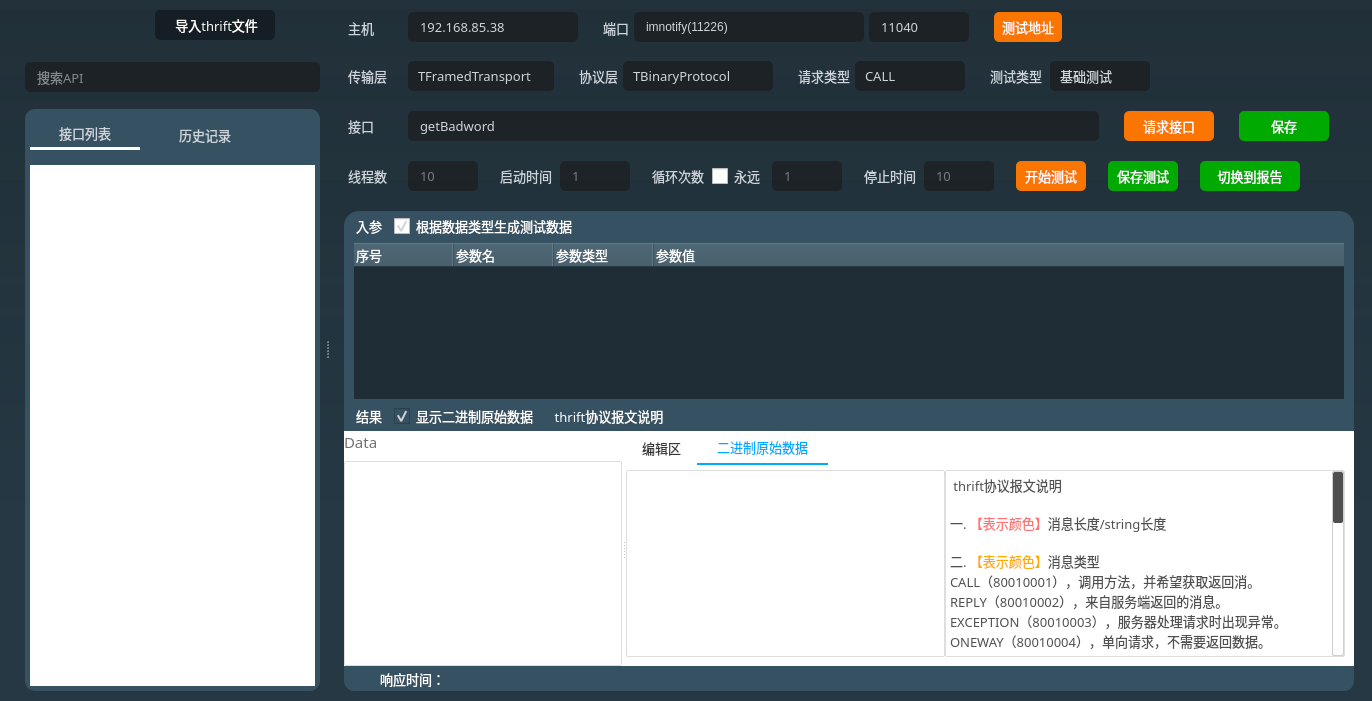
This is source/thriftwidget.ui in HuaGouFdog/Fdog-Kit as Qt 5 draws it before an edit. The edited form follows.
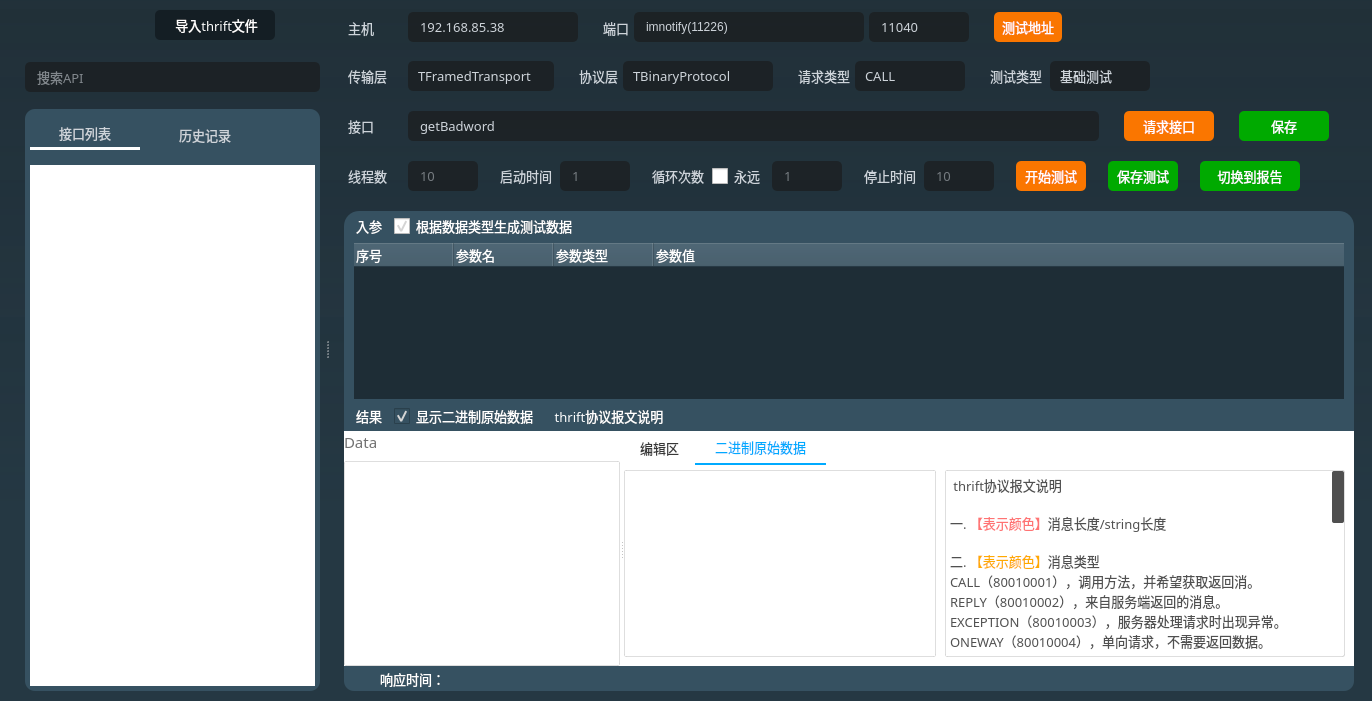
This is the edited form. The open tabs and pages were chosen to show the change. Icons and pictures are not drawn.

The edit to the form file:
```diff
--- a/source/thriftwidget.ui
+++ b/source/thriftwidget.ui
@@ -101,6 +101,11 @@
    </property>
    <item>
     <widget class="QSplitter" name="splitter_3">
+     <property name="font">
+      <font>
+       <stylestrategy>PreferAntialias</stylestrategy>
+      </font>
+     </property>
      <property name="orientation">
       <enum>Qt::Horizontal</enum>
      </property>
@@ -603,6 +608,11 @@
       </layout>
      </widget>
      <widget class="QWidget" name="widget_right" native="true">
+      <property name="font">
+       <font>
+        <stylestrategy>PreferAntialias</stylestrategy>
+       </font>
+      </property>
       <property name="styleSheet">
        <string notr="true">
 QComboBox{
@@ -2512,6 +2522,11 @@
            <height>315</height>
           </size>
          </property>
+         <property name="font">
+          <font>
+           <stylestrategy>PreferAntialias</stylestrategy>
+          </font>
+         </property>
          <property name="currentIndex">
           <number>0</number>
          </property>
@@ -2534,6 +2549,11 @@
            </property>
            <item>
             <widget class="QSplitter" name="splitter_2">
+             <property name="font">
+              <font>
+               <stylestrategy>PreferAntialias</stylestrategy>
+              </font>
+             </property>
              <property name="orientation">
               <enum>Qt::Vertical</enum>
              </property>
@@ -3037,6 +3057,11 @@
               </layout>
              </widget>
              <widget class="QWidget" name="widget_outparam" native="true">
+              <property name="font">
+               <font>
+                <stylestrategy>PreferAntialias</stylestrategy>
+               </font>
+              </property>
               <property name="styleSheet">
                <string notr="true">color: rgb(113, 113, 113);</string>
               </property>
@@ -3066,11 +3091,17 @@
                  </property>
                  <property name="font">
                   <font>
-                   <stylestrategy>PreferDefault</stylestrategy>
+                   <stylestrategy>PreferAntialias</stylestrategy>
                   </font>
                  </property>
                  <property name="styleSheet">
-                  <string notr="true">QScrollBar:vertical{
+                  <string notr="true">QTextEdit{
+border: 1px solid rgba(199, 199, 199, 150);
+border-radius: 2px;
+font: 63 11pt &quot;Cascadia Code SemiBold&quot;;
+}
+
+QScrollBar:vertical{
     width: 12px;
 	background-color: rgba(0, 41, 69, 0);
     margin: 0px,0px,0px,0px;
@@ -3313,6 +3344,11 @@
                       <height>200</height>
                      </size>
                     </property>
+                    <property name="font">
+                     <font>
+                      <stylestrategy>PreferAntialias</stylestrategy>
+                     </font>
+                    </property>
                     <property name="styleSheet">
                      <string notr="true">#stackedWidget{
 background-color: rgb(255, 255, 255);
@@ -3341,10 +3377,20 @@
                       </property>
                       <item>
                        <widget class="QSplitter" name="splitter_4">
+                        <property name="font">
+                         <font>
+                          <stylestrategy>PreferAntialias</stylestrategy>
+                         </font>
+                        </property>
                         <property name="orientation">
                          <enum>Qt::Horizontal</enum>
                         </property>
                         <widget class="QWidget" name="widget_2" native="true">
+                         <property name="font">
+                          <font>
+                           <stylestrategy>PreferAntialias</stylestrategy>
+                          </font>
+                         </property>
                          <layout class="QVBoxLayout" name="verticalLayout_4">
                           <property name="spacing">
                            <number>8</number>
@@ -3355,6 +3401,7 @@
                              <font>
                               <family>OPPOSans B</family>
                               <pointsize>11</pointsize>
+                              <stylestrategy>PreferAntialias</stylestrategy>
                              </font>
                             </property>
                             <property name="text">
@@ -3368,12 +3415,14 @@
                              <font>
                               <family>Cascadia Code SemiBold</family>
                               <pointsize>11</pointsize>
+                              <weight>7</weight>
+                              <italic>false</italic>
+                              <bold>false</bold>
                               <stylestrategy>PreferAntialias</stylestrategy>
                              </font>
                             </property>
                             <property name="styleSheet">
-                             <string notr="true">border: 1px solid rgba(199, 199, 199, 150);
-border-radius: 2px;</string>
+                             <string notr="true"/>
                             </property>
                             <property name="frameShape">
                              <enum>QFrame::Box</enum>
@@ -3385,8 +3434,8 @@
                              <string>&lt;!DOCTYPE HTML PUBLIC &quot;-//W3C//DTD HTML 4.0//EN&quot; &quot;http://www.w3.org/TR/REC-html40/strict.dtd&quot;&gt;
 &lt;html&gt;&lt;head&gt;&lt;meta name=&quot;qrichtext&quot; content=&quot;1&quot; /&gt;&lt;style type=&quot;text/css&quot;&gt;
 p, li { white-space: pre-wrap; }
-&lt;/style&gt;&lt;/head&gt;&lt;body style=&quot; font-family:'Cascadia Code SemiBold'; font-size:11pt; font-weight:400; font-style:normal;&quot;&gt;
-&lt;p style=&quot;-qt-paragraph-type:empty; margin-top:0px; margin-bottom:0px; margin-left:0px; margin-right:0px; -qt-block-indent:0; text-indent:0px;&quot;&gt;&lt;br /&gt;&lt;/p&gt;&lt;/body&gt;&lt;/html&gt;</string>
+&lt;/style&gt;&lt;/head&gt;&lt;body style=&quot; font-family:'Cascadia Code SemiBold'; font-size:11pt; font-weight:56; font-style:normal;&quot;&gt;
+&lt;p style=&quot;-qt-paragraph-type:empty; margin-top:0px; margin-bottom:0px; margin-left:0px; margin-right:0px; -qt-block-indent:0; text-indent:0px; font-weight:400;&quot;&gt;&lt;br /&gt;&lt;/p&gt;&lt;/body&gt;&lt;/html&gt;</string>
                             </property>
                            </widget>
                           </item>
@@ -3400,6 +3449,7 @@
                            <weight>50</weight>
                            <bold>false</bold>
                            <underline>false</underline>
+                           <stylestrategy>PreferAntialias</stylestrategy>
                           </font>
                          </property>
                          <property name="styleSheet">
@@ -3539,7 +3589,7 @@
                           </attribute>
                           <layout class="QHBoxLayout" name="horizontalLayout_12">
                            <property name="spacing">
-                            <number>0</number>
+                            <number>9</number>
                            </property>
                            <property name="leftMargin">
                             <number>0</number>
@@ -3558,19 +3608,18 @@
                              <property name="font">
                               <font>
                                <family>Cascadia Code SemiBold</family>
-                               <pointsize>10</pointsize>
+                               <pointsize>11</pointsize>
                                <weight>7</weight>
                                <italic>false</italic>
                                <bold>false</bold>
+                               <stylestrategy>PreferAntialias</stylestrategy>
                               </font>
                              </property>
                              <property name="cursor" stdset="0">
                               <cursorShape>ArrowCursor</cursorShape>
                              </property>
                              <property name="styleSheet">
-                              <string notr="true">border: 1px solid rgba(199, 199, 199, 150);
-border-radius: 2px;
-font: 63 10pt &quot;Cascadia Code SemiBold&quot;;</string>
+                              <string notr="true"/>
                              </property>
                              <property name="frameShape">
                               <enum>QFrame::Box</enum>
@@ -3582,8 +3631,8 @@
                               <string>&lt;!DOCTYPE HTML PUBLIC &quot;-//W3C//DTD HTML 4.0//EN&quot; &quot;http://www.w3.org/TR/REC-html40/strict.dtd&quot;&gt;
 &lt;html&gt;&lt;head&gt;&lt;meta name=&quot;qrichtext&quot; content=&quot;1&quot; /&gt;&lt;style type=&quot;text/css&quot;&gt;
 p, li { white-space: pre-wrap; }
-&lt;/style&gt;&lt;/head&gt;&lt;body style=&quot; font-family:'Cascadia Code SemiBold'; font-size:10pt; font-weight:56; font-style:normal;&quot;&gt;
-&lt;p style=&quot;-qt-paragraph-type:empty; margin-top:0px; margin-bottom:0px; margin-left:0px; margin-right:0px; -qt-block-indent:0; text-indent:0px; font-weight:24;&quot;&gt;&lt;br /&gt;&lt;/p&gt;&lt;/body&gt;&lt;/html&gt;</string>
+&lt;/style&gt;&lt;/head&gt;&lt;body style=&quot; font-family:'Cascadia Code SemiBold'; font-size:11pt; font-weight:56; font-style:normal;&quot;&gt;
+&lt;p style=&quot;-qt-paragraph-type:empty; margin-top:0px; margin-bottom:0px; margin-left:0px; margin-right:0px; -qt-block-indent:0; text-indent:0px; font-size:10pt; font-weight:24;&quot;&gt;&lt;br /&gt;&lt;/p&gt;&lt;/body&gt;&lt;/html&gt;</string>
                              </property>
                             </widget>
                            </item>
@@ -3603,17 +3652,18 @@
                              </property>
                              <property name="font">
                               <font>
-                               <family>OPPOSans B</family>
-                               <pointsize>10</pointsize>
-                               <stylestrategy>PreferAntialias</stylestrategy>
+                               <family>Cascadia Code SemiBold</family>
+                               <pointsize>11</pointsize>
+                               <weight>7</weight>
+                               <italic>false</italic>
+                               <bold>false</bold>
                               </font>
                              </property>
                              <property name="cursor" stdset="0">
                               <cursorShape>ArrowCursor</cursorShape>
                              </property>
                              <property name="styleSheet">
-                              <string notr="true">border: 1px solid rgba(199, 199, 199, 150);
-border-radius: 2px;</string>
+                              <string notr="true"/>
                              </property>
                              <property name="frameShape">
                               <enum>QFrame::Box</enum>
@@ -3625,40 +3675,40 @@
                               <string>&lt;!DOCTYPE HTML PUBLIC &quot;-//W3C//DTD HTML 4.0//EN&quot; &quot;http://www.w3.org/TR/REC-html40/strict.dtd&quot;&gt;
 &lt;html&gt;&lt;head&gt;&lt;meta name=&quot;qrichtext&quot; content=&quot;1&quot; /&gt;&lt;style type=&quot;text/css&quot;&gt;
 p, li { white-space: pre-wrap; }
-&lt;/style&gt;&lt;/head&gt;&lt;body style=&quot; font-family:'OPPOSans B'; font-size:10pt; font-weight:400; font-style:normal;&quot;&gt;
-&lt;p style=&quot; margin-top:0px; margin-bottom:0px; margin-left:0px; margin-right:0px; -qt-block-indent:0; text-indent:0px;&quot;&gt;&lt;span style=&quot; color:#505050;&quot;&gt; thrift协议报文说明&lt;/span&gt;&lt;/p&gt;
-&lt;p style=&quot;-qt-paragraph-type:empty; margin-top:0px; margin-bottom:0px; margin-left:0px; margin-right:0px; -qt-block-indent:0; text-indent:0px; color:#505050;&quot;&gt;&lt;br /&gt;&lt;/p&gt;
-&lt;p style=&quot; margin-top:0px; margin-bottom:0px; margin-left:0px; margin-right:0px; -qt-block-indent:0; text-indent:0px;&quot;&gt;&lt;span style=&quot; color:#505050;&quot;&gt;一. &lt;/span&gt;&lt;span style=&quot; color:#ff7373;&quot;&gt;【表示颜色】&lt;/span&gt;&lt;span style=&quot; color:#505050;&quot;&gt;消息长度/string长度&lt;/span&gt;&lt;/p&gt;
-&lt;p style=&quot;-qt-paragraph-type:empty; margin-top:0px; margin-bottom:0px; margin-left:0px; margin-right:0px; -qt-block-indent:0; text-indent:0px; color:#505050;&quot;&gt;&lt;br /&gt;&lt;/p&gt;
-&lt;p style=&quot; margin-top:0px; margin-bottom:0px; margin-left:0px; margin-right:0px; -qt-block-indent:0; text-indent:0px;&quot;&gt;&lt;span style=&quot; color:#505050;&quot;&gt;二. &lt;/span&gt;&lt;span style=&quot; color:#ffaa00;&quot;&gt;【表示颜色】&lt;/span&gt;&lt;span style=&quot; color:#505050;&quot;&gt;消息类型&lt;/span&gt;&lt;/p&gt;
-&lt;p style=&quot; margin-top:0px; margin-bottom:0px; margin-left:0px; margin-right:0px; -qt-block-indent:0; text-indent:0px;&quot;&gt;&lt;span style=&quot; color:#505050;&quot;&gt;CALL（80010001），调用方法，并希望获取返回消。	&lt;/span&gt;&lt;/p&gt;
-&lt;p style=&quot; margin-top:0px; margin-bottom:0px; margin-left:0px; margin-right:0px; -qt-block-indent:0; text-indent:0px;&quot;&gt;&lt;span style=&quot; color:#505050;&quot;&gt;REPLY（80010002），来自服务端返回的消息。	&lt;/span&gt;&lt;/p&gt;
-&lt;p style=&quot; margin-top:0px; margin-bottom:0px; margin-left:0px; margin-right:0px; -qt-block-indent:0; text-indent:0px;&quot;&gt;&lt;span style=&quot; color:#505050;&quot;&gt;EXCEPTION（80010003），服务器处理请求时出现异常。	&lt;/span&gt;&lt;/p&gt;
-&lt;p style=&quot; margin-top:0px; margin-bottom:0px; margin-left:0px; margin-right:0px; -qt-block-indent:0; text-indent:0px;&quot;&gt;&lt;span style=&quot; color:#505050;&quot;&gt;ONEWAY（80010004），单向请求，不需要返回数据。&lt;/span&gt;&lt;/p&gt;
-&lt;p style=&quot;-qt-paragraph-type:empty; margin-top:0px; margin-bottom:0px; margin-left:0px; margin-right:0px; -qt-block-indent:0; text-indent:0px; color:#505050;&quot;&gt;&lt;br /&gt;&lt;/p&gt;
-&lt;p style=&quot; margin-top:0px; margin-bottom:0px; margin-left:0px; margin-right:0px; -qt-block-indent:0; text-indent:0px;&quot;&gt;&lt;span style=&quot; color:#505050;&quot;&gt;三.&lt;/span&gt;&lt;span style=&quot; color:#ffaa82;&quot;&gt;【表示颜色】&lt;/span&gt;&lt;span style=&quot; color:#505050;&quot;&gt;方法名长度&lt;/span&gt;&lt;/p&gt;
-&lt;p style=&quot;-qt-paragraph-type:empty; margin-top:0px; margin-bottom:0px; margin-left:0px; margin-right:0px; -qt-block-indent:0; text-indent:0px; color:#505050;&quot;&gt;&lt;br /&gt;&lt;/p&gt;
-&lt;p style=&quot; margin-top:0px; margin-bottom:0px; margin-left:0px; margin-right:0px; -qt-block-indent:0; text-indent:0px;&quot;&gt;&lt;span style=&quot; color:#505050;&quot;&gt;四.【表示颜色】方法名&lt;/span&gt;&lt;/p&gt;
-&lt;p style=&quot;-qt-paragraph-type:empty; margin-top:0px; margin-bottom:0px; margin-left:0px; margin-right:0px; -qt-block-indent:0; text-indent:0px; color:#505050;&quot;&gt;&lt;br /&gt;&lt;/p&gt;
-&lt;p style=&quot; margin-top:0px; margin-bottom:0px; margin-left:0px; margin-right:0px; -qt-block-indent:0; text-indent:0px;&quot;&gt;&lt;span style=&quot; color:#505050;&quot;&gt;五.&lt;/span&gt;&lt;span style=&quot; color:#55007f;&quot;&gt;【表示颜色】&lt;/span&gt;&lt;span style=&quot; color:#505050;&quot;&gt;流水号&lt;/span&gt;&lt;/p&gt;
-&lt;p style=&quot;-qt-paragraph-type:empty; margin-top:0px; margin-bottom:0px; margin-left:0px; margin-right:0px; -qt-block-indent:0; text-indent:0px; color:#505050;&quot;&gt;&lt;br /&gt;&lt;/p&gt;
-&lt;p style=&quot; margin-top:0px; margin-bottom:0px; margin-left:0px; margin-right:0px; -qt-block-indent:0; text-indent:0px;&quot;&gt;&lt;span style=&quot; color:#505050;&quot;&gt;六. 数据类型&lt;/span&gt;&lt;/p&gt;
-&lt;p style=&quot; margin-top:0px; margin-bottom:0px; margin-left:0px; margin-right:0px; -qt-block-indent:0; text-indent:0px;&quot;&gt;&lt;span style=&quot; color:#005500;&quot;&gt;【表示颜色】&lt;/span&gt;&lt;span style=&quot; color:#505050;&quot;&gt;bool类型（类型2）   &lt;/span&gt;&lt;/p&gt;
-&lt;p style=&quot; margin-top:0px; margin-bottom:0px; margin-left:0px; margin-right:0px; -qt-block-indent:0; text-indent:0px;&quot;&gt;&lt;span style=&quot; color:#500a0a;&quot;&gt;【表示颜色】&lt;/span&gt;&lt;span style=&quot; color:#505050;&quot;&gt;byte类型（类型3）&lt;/span&gt;&lt;/p&gt;
-&lt;p style=&quot; margin-top:0px; margin-bottom:0px; margin-left:0px; margin-right:0px; -qt-block-indent:0; text-indent:0px;&quot;&gt;&lt;span style=&quot; color:#000082;&quot;&gt;【表示颜色】&lt;/span&gt;&lt;span style=&quot; color:#505050;&quot;&gt;double类型（类型4）	&lt;/span&gt;&lt;/p&gt;
-&lt;p style=&quot; margin-top:0px; margin-bottom:0px; margin-left:0px; margin-right:0px; -qt-block-indent:0; text-indent:0px;&quot;&gt;&lt;span style=&quot; color:#00aaff;&quot;&gt;【表示颜色】&lt;/span&gt;&lt;span style=&quot; color:#505050;&quot;&gt;i16类型（类型6）      &lt;/span&gt;&lt;/p&gt;
-&lt;p style=&quot; margin-top:0px; margin-bottom:0px; margin-left:0px; margin-right:0px; -qt-block-indent:0; text-indent:0px;&quot;&gt;&lt;span style=&quot; color:#ff00ff;&quot;&gt;【表示颜色】&lt;/span&gt;&lt;span style=&quot; color:#505050;&quot;&gt;i32类型（类型8）&lt;/span&gt;&lt;/p&gt;
-&lt;p style=&quot; margin-top:0px; margin-bottom:0px; margin-left:0px; margin-right:0px; -qt-block-indent:0; text-indent:0px;&quot;&gt;&lt;span style=&quot; color:#00a096;&quot;&gt;【表示颜色】&lt;/span&gt;&lt;span style=&quot; color:#505050;&quot;&gt;i64类型（类型10）    &lt;/span&gt;&lt;/p&gt;
-&lt;p style=&quot; margin-top:0px; margin-bottom:0px; margin-left:0px; margin-right:0px; -qt-block-indent:0; text-indent:0px;&quot;&gt;&lt;span style=&quot; color:#aaaa00;&quot;&gt;【表示颜色】&lt;/span&gt;&lt;span style=&quot; color:#505050;&quot;&gt;string类型（类型11）&lt;/span&gt;&lt;/p&gt;
-&lt;p style=&quot; margin-top:0px; margin-bottom:0px; margin-left:0px; margin-right:0px; -qt-block-indent:0; text-indent:0px;&quot;&gt;&lt;span style=&quot; color:#0055ff;&quot;&gt;【表示颜色】&lt;/span&gt;&lt;span style=&quot; color:#505050;&quot;&gt;struct类型（类型12）&lt;/span&gt;&lt;/p&gt;
-&lt;p style=&quot; margin-top:0px; margin-bottom:0px; margin-left:0px; margin-right:0px; -qt-block-indent:0; text-indent:0px;&quot;&gt;&lt;span style=&quot; color:#5500ff;&quot;&gt;【表示颜色】&lt;/span&gt;&lt;span style=&quot; color:#505050;&quot;&gt;map类型（类型13）  &lt;/span&gt;&lt;/p&gt;
-&lt;p style=&quot; margin-top:0px; margin-bottom:0px; margin-left:0px; margin-right:0px; -qt-block-indent:0; text-indent:0px;&quot;&gt;&lt;span style=&quot; color:#ff7300;&quot;&gt;【表示颜色】&lt;/span&gt;&lt;span style=&quot; color:#505050;&quot;&gt;set类型（类型14）&lt;/span&gt;&lt;/p&gt;
-&lt;p style=&quot; margin-top:0px; margin-bottom:0px; margin-left:0px; margin-right:0px; -qt-block-indent:0; text-indent:0px;&quot;&gt;&lt;span style=&quot; color:#55aa82;&quot;&gt;【表示颜色】&lt;/span&gt;&lt;span style=&quot; color:#505050;&quot;&gt;list类型（类型15）&lt;/span&gt;&lt;/p&gt;
-&lt;p style=&quot;-qt-paragraph-type:empty; margin-top:0px; margin-bottom:0px; margin-left:0px; margin-right:0px; -qt-block-indent:0; text-indent:0px; color:#505050;&quot;&gt;&lt;br /&gt;&lt;/p&gt;
-&lt;p style=&quot; margin-top:0px; margin-bottom:0px; margin-left:0px; margin-right:0px; -qt-block-indent:0; text-indent:0px;&quot;&gt;&lt;span style=&quot; color:#505050;&quot;&gt;七. 其他&lt;/span&gt;&lt;/p&gt;
-&lt;p style=&quot; margin-top:0px; margin-bottom:0px; margin-left:0px; margin-right:0px; -qt-block-indent:0; text-indent:0px;&quot;&gt;&lt;span style=&quot; color:#00aa00;&quot;&gt;【表示颜色】&lt;/span&gt;&lt;span style=&quot; color:#505050;&quot;&gt;字段序号&lt;/span&gt;&lt;/p&gt;
-&lt;p style=&quot; margin-top:0px; margin-bottom:0px; margin-left:0px; margin-right:0px; -qt-block-indent:0; text-indent:0px;&quot;&gt;&lt;span style=&quot; color:#000000;&quot;&gt;【表示颜色】&lt;/span&gt;&lt;span style=&quot; color:#505050;&quot;&gt;结束符（00）&lt;/span&gt;&lt;/p&gt;
-&lt;p style=&quot; margin-top:0px; margin-bottom:0px; margin-left:0px; margin-right:0px; -qt-block-indent:0; text-indent:0px;&quot;&gt;&lt;span style=&quot; color:#ff0000;&quot;&gt;【表示颜色】&lt;/span&gt;&lt;span style=&quot; color:#505050;&quot;&gt;值&lt;/span&gt;&lt;/p&gt;&lt;/body&gt;&lt;/html&gt;</string>
+&lt;/style&gt;&lt;/head&gt;&lt;body style=&quot; font-family:'Cascadia Code SemiBold'; font-size:11pt; font-weight:56; font-style:normal;&quot;&gt;
+&lt;p style=&quot; margin-top:0px; margin-bottom:0px; margin-left:0px; margin-right:0px; -qt-block-indent:0; text-indent:0px;&quot;&gt;&lt;span style=&quot; font-family:'OPPOSans B'; font-size:10pt; font-weight:400; color:#505050;&quot;&gt; thrift协议报文说明&lt;/span&gt;&lt;/p&gt;
+&lt;p style=&quot;-qt-paragraph-type:empty; margin-top:0px; margin-bottom:0px; margin-left:0px; margin-right:0px; -qt-block-indent:0; text-indent:0px; font-family:'OPPOSans B'; font-size:10pt; font-weight:400; color:#505050;&quot;&gt;&lt;br /&gt;&lt;/p&gt;
+&lt;p style=&quot; margin-top:0px; margin-bottom:0px; margin-left:0px; margin-right:0px; -qt-block-indent:0; text-indent:0px;&quot;&gt;&lt;span style=&quot; font-family:'OPPOSans B'; font-size:10pt; font-weight:400; color:#505050;&quot;&gt;一. &lt;/span&gt;&lt;span style=&quot; font-family:'OPPOSans B'; font-size:10pt; font-weight:400; color:#ff7373;&quot;&gt;【表示颜色】&lt;/span&gt;&lt;span style=&quot; font-family:'OPPOSans B'; font-size:10pt; font-weight:400; color:#505050;&quot;&gt;消息长度/string长度&lt;/span&gt;&lt;/p&gt;
+&lt;p style=&quot;-qt-paragraph-type:empty; margin-top:0px; margin-bottom:0px; margin-left:0px; margin-right:0px; -qt-block-indent:0; text-indent:0px; font-family:'OPPOSans B'; font-size:10pt; font-weight:400; color:#505050;&quot;&gt;&lt;br /&gt;&lt;/p&gt;
+&lt;p style=&quot; margin-top:0px; margin-bottom:0px; margin-left:0px; margin-right:0px; -qt-block-indent:0; text-indent:0px;&quot;&gt;&lt;span style=&quot; font-family:'OPPOSans B'; font-size:10pt; font-weight:400; color:#505050;&quot;&gt;二. &lt;/span&gt;&lt;span style=&quot; font-family:'OPPOSans B'; font-size:10pt; font-weight:400; color:#ffaa00;&quot;&gt;【表示颜色】&lt;/span&gt;&lt;span style=&quot; font-family:'OPPOSans B'; font-size:10pt; font-weight:400; color:#505050;&quot;&gt;消息类型&lt;/span&gt;&lt;/p&gt;
+&lt;p style=&quot; margin-top:0px; margin-bottom:0px; margin-left:0px; margin-right:0px; -qt-block-indent:0; text-indent:0px;&quot;&gt;&lt;span style=&quot; font-family:'OPPOSans B'; font-size:10pt; font-weight:400; color:#505050;&quot;&gt;CALL（80010001），调用方法，并希望获取返回消。	&lt;/span&gt;&lt;/p&gt;
+&lt;p style=&quot; margin-top:0px; margin-bottom:0px; margin-left:0px; margin-right:0px; -qt-block-indent:0; text-indent:0px;&quot;&gt;&lt;span style=&quot; font-family:'OPPOSans B'; font-size:10pt; font-weight:400; color:#505050;&quot;&gt;REPLY（80010002），来自服务端返回的消息。	&lt;/span&gt;&lt;/p&gt;
+&lt;p style=&quot; margin-top:0px; margin-bottom:0px; margin-left:0px; margin-right:0px; -qt-block-indent:0; text-indent:0px;&quot;&gt;&lt;span style=&quot; font-family:'OPPOSans B'; font-size:10pt; font-weight:400; color:#505050;&quot;&gt;EXCEPTION（80010003），服务器处理请求时出现异常。	&lt;/span&gt;&lt;/p&gt;
+&lt;p style=&quot; margin-top:0px; margin-bottom:0px; margin-left:0px; margin-right:0px; -qt-block-indent:0; text-indent:0px;&quot;&gt;&lt;span style=&quot; font-family:'OPPOSans B'; font-size:10pt; font-weight:400; color:#505050;&quot;&gt;ONEWAY（80010004），单向请求，不需要返回数据。&lt;/span&gt;&lt;/p&gt;
+&lt;p style=&quot;-qt-paragraph-type:empty; margin-top:0px; margin-bottom:0px; margin-left:0px; margin-right:0px; -qt-block-indent:0; text-indent:0px; font-family:'OPPOSans B'; font-size:10pt; font-weight:400; color:#505050;&quot;&gt;&lt;br /&gt;&lt;/p&gt;
+&lt;p style=&quot; margin-top:0px; margin-bottom:0px; margin-left:0px; margin-right:0px; -qt-block-indent:0; text-indent:0px;&quot;&gt;&lt;span style=&quot; font-family:'OPPOSans B'; font-size:10pt; font-weight:400; color:#505050;&quot;&gt;三.&lt;/span&gt;&lt;span style=&quot; font-family:'OPPOSans B'; font-size:10pt; font-weight:400; color:#ffaa82;&quot;&gt;【表示颜色】&lt;/span&gt;&lt;span style=&quot; font-family:'OPPOSans B'; font-size:10pt; font-weight:400; color:#505050;&quot;&gt;方法名长度&lt;/span&gt;&lt;/p&gt;
+&lt;p style=&quot;-qt-paragraph-type:empty; margin-top:0px; margin-bottom:0px; margin-left:0px; margin-right:0px; -qt-block-indent:0; text-indent:0px; font-family:'OPPOSans B'; font-size:10pt; font-weight:400; color:#505050;&quot;&gt;&lt;br /&gt;&lt;/p&gt;
+&lt;p style=&quot; margin-top:0px; margin-bottom:0px; margin-left:0px; margin-right:0px; -qt-block-indent:0; text-indent:0px;&quot;&gt;&lt;span style=&quot; font-family:'OPPOSans B'; font-size:10pt; font-weight:400; color:#505050;&quot;&gt;四.【表示颜色】方法名&lt;/span&gt;&lt;/p&gt;
+&lt;p style=&quot;-qt-paragraph-type:empty; margin-top:0px; margin-bottom:0px; margin-left:0px; margin-right:0px; -qt-block-indent:0; text-indent:0px; font-family:'OPPOSans B'; font-size:10pt; font-weight:400; color:#505050;&quot;&gt;&lt;br /&gt;&lt;/p&gt;
+&lt;p style=&quot; margin-top:0px; margin-bottom:0px; margin-left:0px; margin-right:0px; -qt-block-indent:0; text-indent:0px;&quot;&gt;&lt;span style=&quot; font-family:'OPPOSans B'; font-size:10pt; font-weight:400; color:#505050;&quot;&gt;五.&lt;/span&gt;&lt;span style=&quot; font-family:'OPPOSans B'; font-size:10pt; font-weight:400; color:#55007f;&quot;&gt;【表示颜色】&lt;/span&gt;&lt;span style=&quot; font-family:'OPPOSans B'; font-size:10pt; font-weight:400; color:#505050;&quot;&gt;流水号&lt;/span&gt;&lt;/p&gt;
+&lt;p style=&quot;-qt-paragraph-type:empty; margin-top:0px; margin-bottom:0px; margin-left:0px; margin-right:0px; -qt-block-indent:0; text-indent:0px; font-family:'OPPOSans B'; font-size:10pt; font-weight:400; color:#505050;&quot;&gt;&lt;br /&gt;&lt;/p&gt;
+&lt;p style=&quot; margin-top:0px; margin-bottom:0px; margin-left:0px; margin-right:0px; -qt-block-indent:0; text-indent:0px;&quot;&gt;&lt;span style=&quot; font-family:'OPPOSans B'; font-size:10pt; font-weight:400; color:#505050;&quot;&gt;六. 数据类型&lt;/span&gt;&lt;/p&gt;
+&lt;p style=&quot; margin-top:0px; margin-bottom:0px; margin-left:0px; margin-right:0px; -qt-block-indent:0; text-indent:0px;&quot;&gt;&lt;span style=&quot; font-family:'OPPOSans B'; font-size:10pt; font-weight:400; color:#005500;&quot;&gt;【表示颜色】&lt;/span&gt;&lt;span style=&quot; font-family:'OPPOSans B'; font-size:10pt; font-weight:400; color:#505050;&quot;&gt;bool类型（类型2）   &lt;/span&gt;&lt;/p&gt;
+&lt;p style=&quot; margin-top:0px; margin-bottom:0px; margin-left:0px; margin-right:0px; -qt-block-indent:0; text-indent:0px;&quot;&gt;&lt;span style=&quot; font-family:'OPPOSans B'; font-size:10pt; font-weight:400; color:#500a0a;&quot;&gt;【表示颜色】&lt;/span&gt;&lt;span style=&quot; font-family:'OPPOSans B'; font-size:10pt; font-weight:400; color:#505050;&quot;&gt;byte类型（类型3）&lt;/span&gt;&lt;/p&gt;
+&lt;p style=&quot; margin-top:0px; margin-bottom:0px; margin-left:0px; margin-right:0px; -qt-block-indent:0; text-indent:0px;&quot;&gt;&lt;span style=&quot; font-family:'OPPOSans B'; font-size:10pt; font-weight:400; color:#000082;&quot;&gt;【表示颜色】&lt;/span&gt;&lt;span style=&quot; font-family:'OPPOSans B'; font-size:10pt; font-weight:400; color:#505050;&quot;&gt;double类型（类型4）	&lt;/span&gt;&lt;/p&gt;
+&lt;p style=&quot; margin-top:0px; margin-bottom:0px; margin-left:0px; margin-right:0px; -qt-block-indent:0; text-indent:0px;&quot;&gt;&lt;span style=&quot; font-family:'OPPOSans B'; font-size:10pt; font-weight:400; color:#00aaff;&quot;&gt;【表示颜色】&lt;/span&gt;&lt;span style=&quot; font-family:'OPPOSans B'; font-size:10pt; font-weight:400; color:#505050;&quot;&gt;i16类型（类型6）      &lt;/span&gt;&lt;/p&gt;
+&lt;p style=&quot; margin-top:0px; margin-bottom:0px; margin-left:0px; margin-right:0px; -qt-block-indent:0; text-indent:0px;&quot;&gt;&lt;span style=&quot; font-family:'OPPOSans B'; font-size:10pt; font-weight:400; color:#ff00ff;&quot;&gt;【表示颜色】&lt;/span&gt;&lt;span style=&quot; font-family:'OPPOSans B'; font-size:10pt; font-weight:400; color:#505050;&quot;&gt;i32类型（类型8）&lt;/span&gt;&lt;/p&gt;
+&lt;p style=&quot; margin-top:0px; margin-bottom:0px; margin-left:0px; margin-right:0px; -qt-block-indent:0; text-indent:0px;&quot;&gt;&lt;span style=&quot; font-family:'OPPOSans B'; font-size:10pt; font-weight:400; color:#00a096;&quot;&gt;【表示颜色】&lt;/span&gt;&lt;span style=&quot; font-family:'OPPOSans B'; font-size:10pt; font-weight:400; color:#505050;&quot;&gt;i64类型（类型10）    &lt;/span&gt;&lt;/p&gt;
+&lt;p style=&quot; margin-top:0px; margin-bottom:0px; margin-left:0px; margin-right:0px; -qt-block-indent:0; text-indent:0px;&quot;&gt;&lt;span style=&quot; font-family:'OPPOSans B'; font-size:10pt; font-weight:400; color:#aaaa00;&quot;&gt;【表示颜色】&lt;/span&gt;&lt;span style=&quot; font-family:'OPPOSans B'; font-size:10pt; font-weight:400; color:#505050;&quot;&gt;string类型（类型11）&lt;/span&gt;&lt;/p&gt;
+&lt;p style=&quot; margin-top:0px; margin-bottom:0px; margin-left:0px; margin-right:0px; -qt-block-indent:0; text-indent:0px;&quot;&gt;&lt;span style=&quot; font-family:'OPPOSans B'; font-size:10pt; font-weight:400; color:#0055ff;&quot;&gt;【表示颜色】&lt;/span&gt;&lt;span style=&quot; font-family:'OPPOSans B'; font-size:10pt; font-weight:400; color:#505050;&quot;&gt;struct类型（类型12）&lt;/span&gt;&lt;/p&gt;
+&lt;p style=&quot; margin-top:0px; margin-bottom:0px; margin-left:0px; margin-right:0px; -qt-block-indent:0; text-indent:0px;&quot;&gt;&lt;span style=&quot; font-family:'OPPOSans B'; font-size:10pt; font-weight:400; color:#5500ff;&quot;&gt;【表示颜色】&lt;/span&gt;&lt;span style=&quot; font-family:'OPPOSans B'; font-size:10pt; font-weight:400; color:#505050;&quot;&gt;map类型（类型13）  &lt;/span&gt;&lt;/p&gt;
+&lt;p style=&quot; margin-top:0px; margin-bottom:0px; margin-left:0px; margin-right:0px; -qt-block-indent:0; text-indent:0px;&quot;&gt;&lt;span style=&quot; font-family:'OPPOSans B'; font-size:10pt; font-weight:400; color:#ff7300;&quot;&gt;【表示颜色】&lt;/span&gt;&lt;span style=&quot; font-family:'OPPOSans B'; font-size:10pt; font-weight:400; color:#505050;&quot;&gt;set类型（类型14）&lt;/span&gt;&lt;/p&gt;
+&lt;p style=&quot; margin-top:0px; margin-bottom:0px; margin-left:0px; margin-right:0px; -qt-block-indent:0; text-indent:0px;&quot;&gt;&lt;span style=&quot; font-family:'OPPOSans B'; font-size:10pt; font-weight:400; color:#55aa82;&quot;&gt;【表示颜色】&lt;/span&gt;&lt;span style=&quot; font-family:'OPPOSans B'; font-size:10pt; font-weight:400; color:#505050;&quot;&gt;list类型（类型15）&lt;/span&gt;&lt;/p&gt;
+&lt;p style=&quot;-qt-paragraph-type:empty; margin-top:0px; margin-bottom:0px; margin-left:0px; margin-right:0px; -qt-block-indent:0; text-indent:0px; font-family:'OPPOSans B'; font-size:10pt; font-weight:400; color:#505050;&quot;&gt;&lt;br /&gt;&lt;/p&gt;
+&lt;p style=&quot; margin-top:0px; margin-bottom:0px; margin-left:0px; margin-right:0px; -qt-block-indent:0; text-indent:0px;&quot;&gt;&lt;span style=&quot; font-family:'OPPOSans B'; font-size:10pt; font-weight:400; color:#505050;&quot;&gt;七. 其他&lt;/span&gt;&lt;/p&gt;
+&lt;p style=&quot; margin-top:0px; margin-bottom:0px; margin-left:0px; margin-right:0px; -qt-block-indent:0; text-indent:0px;&quot;&gt;&lt;span style=&quot; font-family:'OPPOSans B'; font-size:10pt; font-weight:400; color:#00aa00;&quot;&gt;【表示颜色】&lt;/span&gt;&lt;span style=&quot; font-family:'OPPOSans B'; font-size:10pt; font-weight:400; color:#505050;&quot;&gt;字段序号&lt;/span&gt;&lt;/p&gt;
+&lt;p style=&quot; margin-top:0px; margin-bottom:0px; margin-left:0px; margin-right:0px; -qt-block-indent:0; text-indent:0px;&quot;&gt;&lt;span style=&quot; font-family:'OPPOSans B'; font-size:10pt; font-weight:400; color:#000000;&quot;&gt;【表示颜色】&lt;/span&gt;&lt;span style=&quot; font-family:'OPPOSans B'; font-size:10pt; font-weight:400; color:#505050;&quot;&gt;结束符（00）&lt;/span&gt;&lt;/p&gt;
+&lt;p style=&quot; margin-top:0px; margin-bottom:0px; margin-left:0px; margin-right:0px; -qt-block-indent:0; text-indent:0px;&quot;&gt;&lt;span style=&quot; font-family:'OPPOSans B'; font-size:10pt; font-weight:400; color:#ff0000;&quot;&gt;【表示颜色】&lt;/span&gt;&lt;span style=&quot; font-family:'OPPOSans B'; font-size:10pt; font-weight:400; color:#505050;&quot;&gt;值&lt;/span&gt;&lt;/p&gt;&lt;/body&gt;&lt;/html&gt;</string>
                              </property>
                              <property name="cursorWidth">
                               <number>2</number>
```
Left out of the diff: 204 changed lines with no effect on the pictures.
